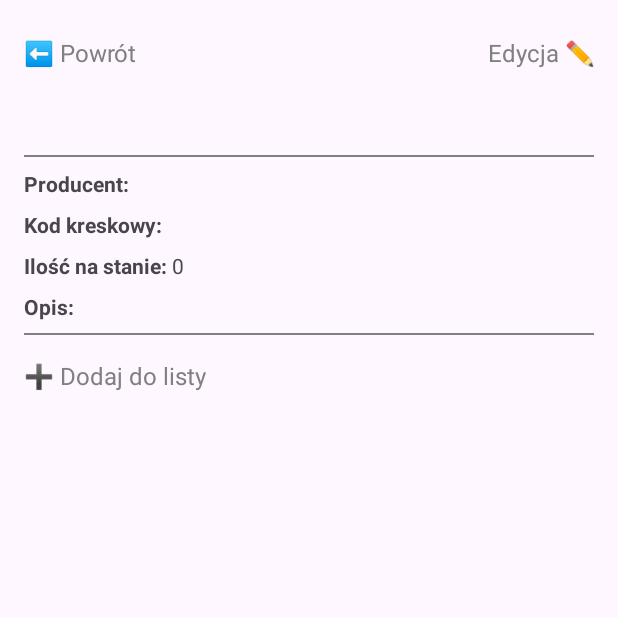
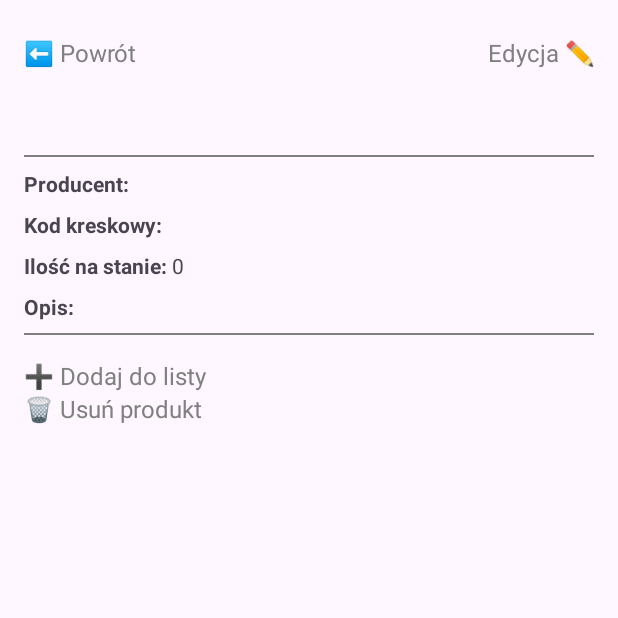
Before and after one commit to lbasista/Magazynex, an Android app: the ProductDetailsActivity screen opened directly, with no data from a screen before it, on a phone screen of 412 x 824 dp, the top half of it. Run offline under Robolectric (Android 15) with nearby library versions, the phone set to English and light mode, and no system bars; our stand-ins replace Room's generated code.

Commit message:
Added button "Remove product" and implemented funcionality for button "Add product to list" on Product Details window.

```diff
--- a/app/src/main/java/pl/lbasista/magazynex/data/ProductDao.java
+++ b/app/src/main/java/pl/lbasista/magazynex/data/ProductDao.java
@@ -4,6 +4,7 @@ import android.provider.ContactsContract;
 
 import androidx.lifecycle.LiveData;
 import androidx.room.Dao;
+import androidx.room.Delete;
 import androidx.room.Insert;
 import androidx.room.Query;
 import androidx.room.Update;
@@ -41,6 +42,10 @@ public interface ProductDao {
             "barcode LIKE '%' || :search || '%'")
     LiveData<List<Product>> searchProducts(String search);
 
+    //Usuwanie produktu
+    @Delete
+    void delete(Product product);
+
     @Query("SELECT * FROM Product")
     List<Product> getAllSync();
 }
--- a/app/src/main/java/pl/lbasista/magazynex/ui/product/ProductDetailsActivity.java
+++ b/app/src/main/java/pl/lbasista/magazynex/ui/product/ProductDetailsActivity.java
@@ -1,18 +1,34 @@
 package pl.lbasista.magazynex.ui.product;
 
+import android.app.AlertDialog;
 import android.net.Uri;
 import android.os.Bundle;
 import android.view.View;
+import android.widget.AbsListView;
 import android.widget.ImageView;
 import android.widget.TextView;
+import android.widget.Toast;
 
 import androidx.appcompat.app.AppCompatActivity;
 
+import java.util.List;
+
 import pl.lbasista.magazynex.R;
+import pl.lbasista.magazynex.data.AppDatabase;
+import pl.lbasista.magazynex.data.Order;
+import pl.lbasista.magazynex.data.OrderDao;
+import pl.lbasista.magazynex.data.OrderProduct;
+import pl.lbasista.magazynex.data.OrderProductDao;
+import pl.lbasista.magazynex.data.Product;
+import pl.lbasista.magazynex.data.ProductDao;
 
 public class ProductDetailsActivity extends AppCompatActivity {
-    private TextView textProductName, textProducer, textBarcode, textQuantity, textDescription;
+    private TextView textProductName, textProducer, textBarcode, textQuantity, textDescription, textAddToOrder, buttonDelete;
     private ImageView imageViewProduct;
+    private ProductDao productDao;
+    private OrderDao orderDao;
+    private OrderProductDao orderProductDao;
+    private int currentProductId = -1;
 
     @Override
     protected void onCreate(Bundle savedInstanceState) {
@@ -26,6 +42,11 @@ public class ProductDetailsActivity extends AppCompatActivity {
         textQuantity = findViewById(R.id.textQuantity);
         textDescription = findViewById(R.id.textDescription);
         imageViewProduct = findViewById(R.id.imageProduct);
+        textAddToOrder = findViewById(R.id.tvAddToOrder);
+        buttonDelete = findViewById(R.id.buttonDeleteProduct);
+        productDao = AppDatabase.getInstance(this).productDao();
+        orderDao = AppDatabase.getInstance(this).orderDao();
+        orderProductDao = AppDatabase.getInstance(this).orderProductDao();
 
         //Powrót do listy produktów
         findViewById(R.id.tvBack).setOnClickListener(v -> finish());
@@ -63,6 +84,76 @@ public class ProductDetailsActivity extends AppCompatActivity {
             sheet.show(getSupportFragmentManager(), "editProduct");
         });
         loadFromIntent();
+
+        //Zmienne do operacji na produktach
+        String name = getIntent().getStringExtra("name");
+        String producer = getIntent().getStringExtra("producer");
+
+        //Usuwanie produktu
+        buttonDelete.setOnClickListener(v -> {
+            new AlertDialog.Builder(this)
+                    .setTitle("Usuwanie produktu")
+                    .setMessage("Czy chcesz usunąć ten produkt z bazy?")
+                    .setPositiveButton("Tak", (dialog, which) -> {
+//                        String name = getIntent().getStringExtra("name");
+//                        String producer = getIntent().getStringExtra("producer");
+
+                        new Thread(() -> {
+                            Product toDelete = productDao.getByNameAndProducer(name, producer);
+                            if (toDelete != null) {
+                                productDao.delete(toDelete);
+
+                                runOnUiThread(() -> {
+                                    Toast.makeText(this, "Produkt usunięty", Toast.LENGTH_SHORT).show();
+                                    finish();
+                                });
+                            }
+                        }).start();
+                    })
+                    .setNegativeButton("Anuluj", null)
+                    .show();
+        });
+
+        //Dadawanie do listy
+        new Thread(() -> {
+            Product product = productDao.getByNameAndProducer(name, producer);
+            if (product != null) currentProductId = product.id;
+        }).start();
+
+        textAddToOrder.setOnClickListener(v -> {
+            if (currentProductId == -1) return; //Brak wczytanego produktu
+
+            new Thread(() -> {
+                List<Order> orders = orderDao.getAllOrders();
+                String[] names = new String[orders.size()];
+                for (int i = 0; i < orders.size(); i++) {
+                    names[i] = orders.get(i).name;
+                }
+
+                runOnUiThread(() -> {
+                    new AlertDialog.Builder(this)
+                            .setTitle("Dodawanie do listy")
+                            .setItems(names, (dialog, which) -> {
+                                Order selectedOrder = orders.get(which);
+                                new Thread(() -> {
+                                    long result = orderProductDao.insert(new OrderProduct(selectedOrder.id, currentProductId));
+
+                                    if (result != -1) orderDao.addProductToOrder(selectedOrder.id);
+
+                                    runOnUiThread(() -> {
+                                        if (result == -1) {
+                                            Toast.makeText(this, "Produkt już jest na tej liście", Toast.LENGTH_SHORT).show();
+                                        } else {
+                                            Toast.makeText(this, "Dodano do listy " + selectedOrder.name, Toast.LENGTH_SHORT).show();
+                                        }
+                                    });
+                                }).start();
+                            })
+                            .setNegativeButton("Anuluj", null)
+                            .show();
+                });
+            }).start();
+        });
     }
 
     private void loadFromIntent() {
--- a/app/src/main/res/layout/activity_product_details.xml
+++ b/app/src/main/res/layout/activity_product_details.xml
@@ -166,6 +166,17 @@
         <TextView
             android:layout_width="wrap_content"
             android:layout_height="wrap_content"
+            android:id="@+id/buttonDeleteProduct"
+            android:text="🗑️ Usuń produkt"
+            android:clickable="true"
+            android:focusable="true"
+            android:gravity="left"
+            android:textSize="16sp"
+            android:textColor="@color/gray"/>
+
+        <TextView
+            android:layout_width="wrap_content"
+            android:layout_height="wrap_content"
             android:id="@+id/textOrderLists"
             android:visibility="gone"/>
     </LinearLayout>
```
